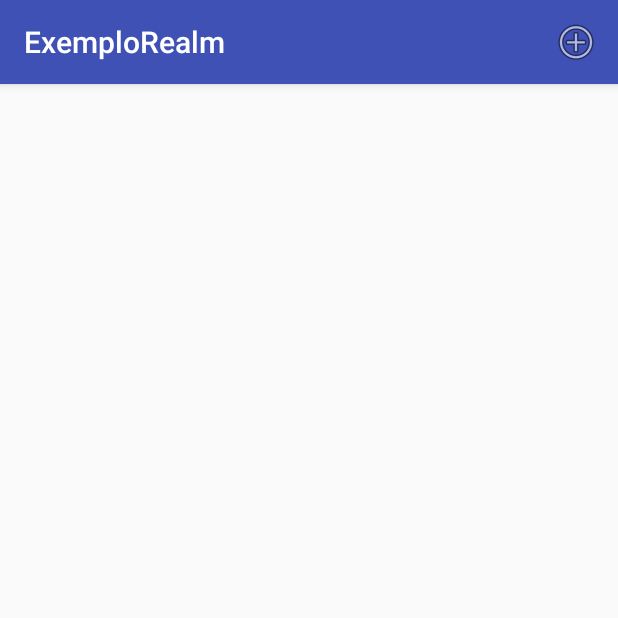
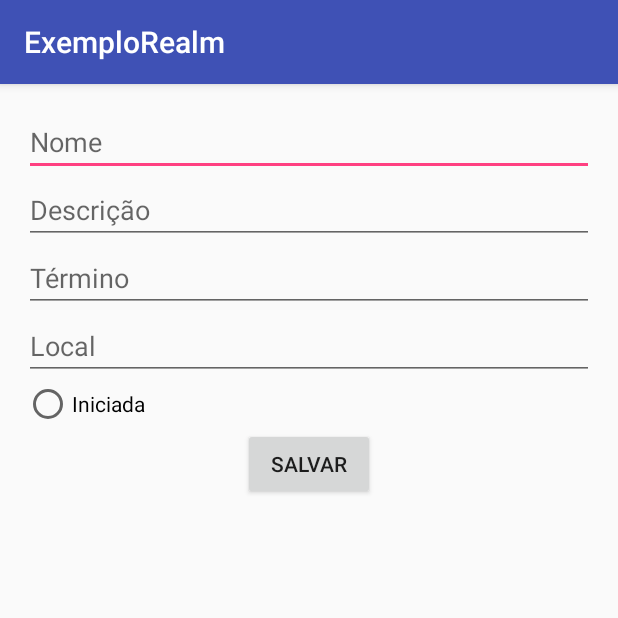
Before and after one commit to kassimentz/EDM, an Android app: the screen it shows after launch (MainActivity before the commit, CadastroActivity after it), after a tap on "Salvar", on a phone screen of 412 x 824 dp, the top half of it. Run offline under Robolectric (Android 15) with nearby library versions, the phone set to English and light mode, and no system bars; libraries missing offline, so code that uses them is left out: io.realm; 5 statements that could not run were skipped.

Commit message:
realm insert on database

```diff
--- a/AndroidAvancado/ExemploRealm/app/src/main/AndroidManifest.xml
+++ b/AndroidAvancado/ExemploRealm/app/src/main/AndroidManifest.xml
@@ -16,6 +16,7 @@
                 <category android:name="android.intent.category.LAUNCHER" />
             </intent-filter>
         </activity>
+        <activity android:name=".CadastroActivity"></activity>
     </application>
 
 </manifest>
--- /dev/null
+++ b/AndroidAvancado/ExemploRealm/app/src/main/java/edm/kassimentz/exemplorealm/CadastroActivity.java
@@ -0,0 +1,56 @@
+package edm.kassimentz.exemplorealm;
+
+import android.support.v7.app.AppCompatActivity;
+import android.os.Bundle;
+import android.util.Log;
+import android.view.View;
+import android.widget.RadioButton;
+import android.widget.TextView;
+
+import io.realm.Realm;
+
+public class CadastroActivity extends AppCompatActivity {
+    /*
+    * public String nome;
+    public String descricao;
+    public long termino;
+    public String local;
+    public boolean iniciada;*/
+
+    TextView txtNome, txtDescricao, txtTermino, txtLocal;
+    RadioButton rdIniciada;
+
+
+    @Override
+    protected void onCreate(Bundle savedInstanceState) {
+        super.onCreate(savedInstanceState);
+        setContentView(R.layout.activity_cadastro);
+
+        txtNome = (TextView) findViewById(R.id.txtNome);
+        txtDescricao = (TextView) findViewById(R.id.txtDescricao);
+        txtTermino = (TextView) findViewById(R.id.txtDescricao);
+        txtLocal = (TextView) findViewById(R.id.txtLocal);
+        rdIniciada = (RadioButton) findViewById(R.id.rdIniciada);
+    }
+
+    public void salvar(View v){
+        ((CoreApplication)getApplication()).realm.executeTransactionAsync(new Realm.Transaction() {
+            @Override
+            public void execute(Realm bgRealm) {
+                Task task = new Task();
+                task.nome = txtNome.getText().toString();
+                task.descricao = txtDescricao.getText().toString();
+                task.termino = System.currentTimeMillis();
+                task.iniciada = Boolean.valueOf(rdIniciada.getText().toString());
+                bgRealm.copyToRealmOrUpdate(task);
+            }
+        }, new Realm.Transaction.OnSuccess() {
+            public void onSuccess() {
+                Log.i("teste","cadastrado com sucesso");
+                finish();
+            }
+        }, new Realm.Transaction.OnError() {
+            public void onError(Throwable error) {}
+        });
+    }
+}
--- a/AndroidAvancado/ExemploRealm/app/src/main/java/edm/kassimentz/exemplorealm/MainActivity.java
+++ b/AndroidAvancado/ExemploRealm/app/src/main/java/edm/kassimentz/exemplorealm/MainActivity.java
@@ -1,5 +1,6 @@
 package edm.kassimentz.exemplorealm;
 
+import android.content.Intent;
 import android.support.v7.app.AppCompatActivity;
 import android.os.Bundle;
 import android.view.Menu;
@@ -50,6 +51,8 @@ public class MainActivity extends AppCompatActivity {
         switch (item.getItemId()){
             case R.id.miAddTask:
                 //chamar tela de insercao de task
+                Intent intent = new Intent(this, CadastroActivity.class);
+                startActivity(intent);
         }
         return true;
     }
--- /dev/null
+++ b/AndroidAvancado/ExemploRealm/app/src/main/res/layout/activity_cadastro.xml
@@ -0,0 +1,58 @@
+<?xml version="1.0" encoding="utf-8"?>
+<LinearLayout xmlns:android="http://schemas.android.com/apk/res/android"
+    xmlns:tools="http://schemas.android.com/tools"
+    android:layout_width="match_parent"
+    android:layout_height="match_parent"
+    android:paddingBottom="@dimen/activity_vertical_margin"
+    android:paddingLeft="@dimen/activity_horizontal_margin"
+    android:paddingRight="@dimen/activity_horizontal_margin"
+    android:paddingTop="@dimen/activity_vertical_margin"
+    tools:context="edm.kassimentz.exemplorealm.CadastroActivity"
+    android:orientation="vertical">
+
+    <!--
+        public String nome;
+    public String descricao;
+    public long termino;
+    public String local;
+    public boolean iniciada;
+    -->
+    <EditText
+        android:layout_width="match_parent"
+        android:layout_height="wrap_content"
+        android:id="@+id/txtNome"
+        android:hint="Nome"/>
+
+    <EditText
+        android:layout_width="match_parent"
+        android:layout_height="wrap_content"
+        android:id="@+id/txtDescricao"
+        android:hint="Descrição"/>
+
+    <EditText
+        android:layout_width="match_parent"
+        android:layout_height="wrap_content"
+        android:id="@+id/txtTermino"
+        android:hint="Término"/>
+
+    <EditText
+        android:layout_width="match_parent"
+        android:layout_height="wrap_content"
+        android:id="@+id/txtLocal"
+        android:hint="Local"/>
+
+    <RadioButton
+        android:layout_width="wrap_content"
+        android:layout_height="wrap_content"
+        android:text="Iniciada"
+        android:id="@+id/rdIniciada" />
+
+    <Button
+        android:layout_width="wrap_content"
+        android:layout_height="wrap_content"
+        android:text="Salvar"
+        android:id="@+id/btnSalvar"
+        android:layout_gravity="center_horizontal"
+        android:onClick="salvar"/>
+
+</LinearLayout>
```
